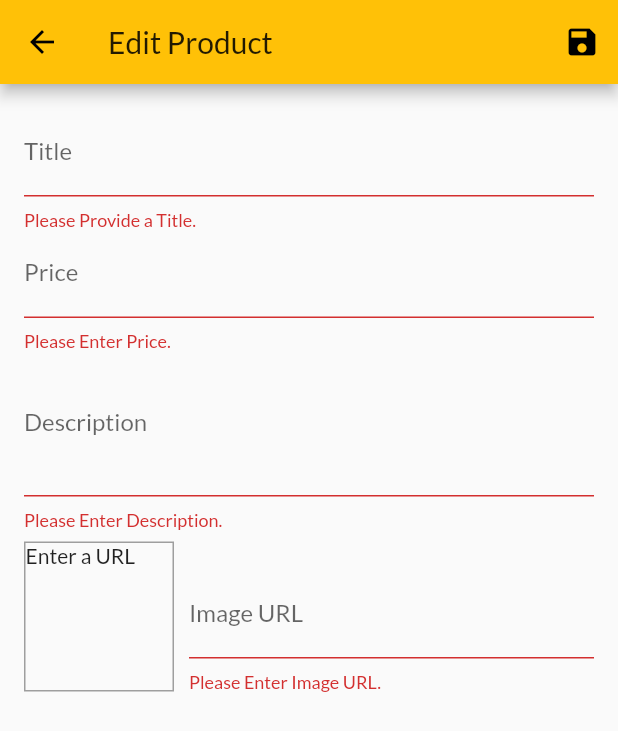
After one commit to mangukianisarg/my_shop, a Flutter app: the EditProductScreen screen opened by its route, after a tap on the "save" icon, on a phone screen of 412 x 824 dp. The commit adds this screen. Shown: the top 731 px of the screen. Run offline on Flutter 3.47's test engine with Material 2 defaults, Android fonts, the phone set to English and light mode, and no system bars; network calls fail.

```diff
--- a/lib/providers/products.dart
+++ b/lib/providers/products.dart
@@ -10,7 +10,7 @@ class Products with ChangeNotifier {
       description: 'A red shirt - it is pretty red!',
       price: 29.99,
       imageUrl:
-          'https://cdn.pixabay.com/photo/2016/10/02/22/17/red-t-shirt-1710578_1280.jpg',
+      'https://cdn.pixabay.com/photo/2016/10/02/22/17/red-t-shirt-1710578_1280.jpg',
       // isFavorite: false,
     ),
     Product(
@@ -19,7 +19,7 @@ class Products with ChangeNotifier {
       description: 'A nice pair of trousers.',
       price: 59.99,
       imageUrl:
-          'https://upload.wikimedia.org/wikipedia/commons/thumb/e/e8/Trousers%2C_dress_%28AM_1960.022-8%29.jpg/512px-Trousers%2C_dress_%28AM_1960.022-8%29.jpg',
+      'https://upload.wikimedia.org/wikipedia/commons/thumb/e/e8/Trousers%2C_dress_%28AM_1960.022-8%29.jpg/512px-Trousers%2C_dress_%28AM_1960.022-8%29.jpg',
       // isFavorite: false,
     ),
     Product(
@@ -28,7 +28,7 @@ class Products with ChangeNotifier {
       description: 'Warm and cozy - exactly what you need for the winter.',
       price: 19.99,
       imageUrl:
-          'https://live.staticflickr.com/4043/4438260868_cc79b3369d_z.jpg',
+      'https://live.staticflickr.com/4043/4438260868_cc79b3369d_z.jpg',
       // isFavorite: false,
     ),
     Product(
@@ -37,18 +37,18 @@ class Products with ChangeNotifier {
       description: 'Prepare any meal you want.',
       price: 49.99,
       imageUrl:
-          'https://upload.wikimedia.org/wikipedia/commons/thumb/1/14/Cast-Iron-Pan.jpg/1024px-Cast-Iron-Pan.jpg',
+      'https://upload.wikimedia.org/wikipedia/commons/thumb/1/14/Cast-Iron-Pan.jpg/1024px-Cast-Iron-Pan.jpg',
       // isFavorite: false,
     ),
   ];
 
-  List<Product> get favoriteItems{
+  List<Product> get favoriteItems {
     return _items.where((productItem) => productItem.isFavorite).toList();
   }
 
   // var _showFavoritesOnly = false;
 
-  List<Product> get items{
+  List<Product> get items {
     // if (_showFavoritesOnly){
     //   return _items.where((productItem) => productItem.isFavorite).toList();
     // }
@@ -69,8 +69,32 @@ class Products with ChangeNotifier {
   //   notifyListeners();
   // }
 
-  void addProduct() {
+  void addProduct(Product product) {
     // _items.add(value);
+    final newProduct = Product(id: DateTime.now().toString(),
+      title: product.title,
+      description: product.description,
+      price: product.price,
+      imageUrl: product.imageUrl,
+    );
+    _items.add(newProduct);
+    //_items.insert(0,newProduct);
     notifyListeners();
   }
+
+  void updateProduct(String id, Product newProduct){
+    final productIndex = _items.indexWhere((product) => product.id == id);
+    if(productIndex >= 0) {
+      _items[productIndex] = newProduct;
+      notifyListeners();
+    } else{
+      print('...');
+    }
+  }
+
+  void deleteProduct(String id){
+    _items.removeWhere((product) => product.id == id);
+    notifyListeners();
+  }
+
 }
--- /dev/null
+++ b/lib/screen/edit_product_screen.dart
@@ -0,0 +1,273 @@
+import 'package:flutter/material.dart';
+import 'package:my_shop/providers/product.dart';
+import 'package:my_shop/providers/products.dart';
+import 'package:provider/provider.dart';
+
+class EditProductScreen extends StatefulWidget {
+  static const routeName = '/edit-product';
+
+  @override
+  _EditProductScreenState createState() => _EditProductScreenState();
+}
+
+class _EditProductScreenState extends State<EditProductScreen> {
+  final _priceFocusNode = FocusNode();
+  final _descriptionFocusNode = FocusNode();
+  final _imageUrlController = TextEditingController();
+  final _imageUrlFocusNode = FocusNode();
+  final _form = GlobalKey<FormState>();
+  var _editedProduct = Product(
+    id: null,
+    title: '',
+    price: 0,
+    description: '',
+    imageUrl: '',
+  );
+  var _initValues = {
+    'title': '',
+    'description': '',
+    'price': '',
+    'imageUrl': '',
+  };
+  var _isInit = true;
+
+  @override
+  void initState() {
+    _imageUrlFocusNode.addListener(_updateImageUrl);
+    super.initState();
+  }
+
+  @override
+  void didChangeDependencies() {
+    if (_isInit) {
+      final productId = ModalRoute.of(context).settings.arguments as String;
+      if(productId != null) {
+        _editedProduct =
+            Provider.of<Products>(context, listen: false).findById(productId);
+        _initValues = {
+          'title': _editedProduct.title,
+          'description': _editedProduct.description,
+          'price': _editedProduct.price.toString(),
+          //'imageUrl': _editedProduct.imageUrl,
+          'imageUrl': '',
+        };
+        _imageUrlController.text =_editedProduct.imageUrl;
+      }
+    }
+    _isInit = false;
+    super.didChangeDependencies();
+  }
+
+  @override
+  void dispose() {
+    _imageUrlFocusNode.removeListener(_updateImageUrl);
+    _priceFocusNode.dispose();
+    _descriptionFocusNode.dispose();
+    _imageUrlController.dispose();
+    _imageUrlFocusNode.dispose();
+    super.dispose();
+  }
+
+  void _updateImageUrl() {
+    if (!_imageUrlFocusNode.hasFocus) {
+      if ((!_imageUrlController.text.startsWith('http') &&
+              !_imageUrlController.text.startsWith('https')) ||
+          (!_imageUrlController.text.endsWith('.png') &&
+              _imageUrlController.text.endsWith('jpg') &&
+              _imageUrlController.text.endsWith('jpeg'))) {
+        return;
+      }
+      setState(() {});
+    }
+  }
+
+  void _saveForm() {
+    final isValid = _form.currentState.validate();
+    if (!isValid) {
+      return;
+    }
+    _form.currentState.save();
+    if(_editedProduct.id != null){
+      Provider.of<Products>(context, listen: false).updateProduct(_editedProduct.id, _editedProduct);
+    }else {
+      Provider.of<Products>(context, listen: false).addProduct(_editedProduct);
+    }
+    Navigator.of(context).pop();
+    // print(_editedProduct.title);
+    // print(_editedProduct.price);
+    // print(_editedProduct.description);
+    // print(_editedProduct.imageUrl);
+  }
+
+  @override
+  Widget build(BuildContext context) {
+    return Scaffold(
+      appBar: AppBar(
+        title: Text('Edit Product'),
+        actions: [
+          IconButton(
+            icon: Icon(Icons.save),
+            onPressed: _saveForm,
+          )
+        ],
+      ),
+      body: SingleChildScrollView(
+        child: Padding(
+          padding: const EdgeInsets.all(16.0),
+          child: Form(
+            key: _form,
+            child: Column(
+              children: [
+                TextFormField(
+                  initialValue: _initValues['title'],
+                  decoration: InputDecoration(labelText: 'Title'),
+                  textInputAction: TextInputAction.next,
+                  onFieldSubmitted: (_) {
+                    FocusScope.of(context).requestFocus(_priceFocusNode);
+                  },
+                  validator: (value) {
+                    if (value.isEmpty) {
+                      return 'Please Provide a Title.';
+                    }
+                    return null;
+                  },
+                  onSaved: (value) {
+                    _editedProduct = Product(
+                      title: value,
+                      price: _editedProduct.price,
+                      description: _editedProduct.description,
+                      imageUrl: _editedProduct.imageUrl,
+                      id: _editedProduct.id,
+                      isFavorite: _editedProduct.isFavorite,
+                    );
+                  },
+                ),
+                TextFormField(
+                  initialValue: _initValues['price'],
+                  decoration: InputDecoration(labelText: 'Price'),
+                  textInputAction: TextInputAction.next,
+                  keyboardType: TextInputType.number,
+                  focusNode: _priceFocusNode,
+                  onFieldSubmitted: (_) {
+                    FocusScope.of(context).requestFocus(_descriptionFocusNode);
+                  },
+                  validator: (value) {
+                    if (value.isEmpty) {
+                      return 'Please Enter Price.';
+                    }
+                    if (double.tryParse(value) == null) {
+                      return 'Please Enter Valid Price.';
+                    }
+                    if (double.parse(value) <= 0) {
+                      return 'Price is always greater than zero.';
+                    }
+                    return null;
+                  },
+                  onSaved: (value) {
+                    _editedProduct = Product(
+                      title: _editedProduct.title,
+                      price: double.parse(value),
+                      description: _editedProduct.description,
+                      imageUrl: _editedProduct.imageUrl,
+                      id: _editedProduct.id,
+                      isFavorite: _editedProduct.isFavorite,
+                    );
+                  },
+                ),
+                TextFormField(
+                  initialValue: _initValues['description'],
+                  decoration: InputDecoration(labelText: 'Description'),
+                  maxLines: 3,
+                  keyboardType: TextInputType.multiline,
+                  focusNode: _descriptionFocusNode,
+                  validator: (value) {
+                    if (value.isEmpty) {
+                      return 'Please Enter Description.';
+                    }
+                    if (value.length > 20) {
+                      return 'Should be at least 20 characters long.';
+                    }
+                    return null;
+                  },
+                  onSaved: (value) {
+                    _editedProduct = Product(
+                      title: _editedProduct.title,
+                      price: _editedProduct.price,
+                      description: value,
+                      imageUrl: _editedProduct.imageUrl,
+                      id: _editedProduct.id,
+                      isFavorite: _editedProduct.isFavorite,
+                    );
+                  },
+                ),
+                Row(
+                  crossAxisAlignment: CrossAxisAlignment.end,
+                  children: [
+                    Container(
+                      height: 100,
+                      width: 100,
+                      margin: EdgeInsets.only(
+                        top: 8,
+                        right: 10,
+                      ),
+                      decoration: BoxDecoration(
+                        border: Border.all(width: 1, color: Colors.grey),
+                      ),
+                      child: _imageUrlController.text.isEmpty
+                          ? Text('Enter a URL')
+                          : FittedBox(
+                              child: Image.network(
+                                _imageUrlController.text,
+                                fit: BoxFit.cover,
+                              ),
+                            ),
+                    ),
+                    Expanded(
+                      child: TextFormField(
+                        decoration: InputDecoration(
+                          labelText: 'Image URL',
+                        ),
+                        keyboardType: TextInputType.url,
+                        textInputAction: TextInputAction.done,
+                        controller: _imageUrlController,
+                        focusNode: _imageUrlFocusNode,
+                        onFieldSubmitted: (_) {
+                          _saveForm();
+                        },
+                        validator: (value) {
+                          if (value.isEmpty) {
+                            return 'Please Enter Image URL.';
+                          }
+                          if (!value.startsWith('http') &&
+                              !value.startsWith('https')) {
+                            return 'Please Enter Valid Image URL.';
+                          }
+                          if (!value.endsWith('.png') &&
+                              !value.endsWith('.jpg') &&
+                              value.endsWith('jpeg')) {
+                            return 'Please Enter Valid Image URL.';
+                          }
+                          return null;
+                        },
+                        onSaved: (value) {
+                          _editedProduct = Product(
+                            title: _editedProduct.title,
+                            price: _editedProduct.price,
+                            description: _editedProduct.description,
+                            imageUrl: value,
+                            id: _editedProduct.id,
+                            isFavorite: _editedProduct.isFavorite,
+                          );
+                        },
+                      ),
+                    ),
+                  ],
+                ),
+              ],
+            ),
+          ),
+        ),
+      ),
+    );
+  }
+}
--- a/lib/screen/product_overview_screen.dart
+++ b/lib/screen/product_overview_screen.dart
@@ -1,9 +1,9 @@
 import 'package:flutter/material.dart';
 import 'package:my_shop/providers/cart.dart';
+import 'package:my_shop/widgets/app_drawer.dart';
 import 'package:my_shop/widgets/badge.dart';
 import 'package:my_shop/widgets/products_grid.dart';
 import 'package:provider/provider.dart';
-
 import 'cart_screen.dart';
 
 enum FilterOption {
@@ -61,6 +61,7 @@ class _ProductOverViewScreenState extends State<ProductOverViewScreen> {
           ),
         ],
       ),
+      drawer: AppDrawer(),
       body: ProductsGrid(_showOnlyFavorites),
     );
   }
--- a/lib/widgets/product_item.dart
+++ b/lib/widgets/product_item.dart
@@ -53,7 +53,21 @@ class ProductItem extends StatelessWidget {
               Icons.shopping_cart,
             ),
             onPressed: () {
-              cart.addItem(product.id, product.price, product.title,);
+              cart.addItem(
+                product.id,
+                product.price,
+                product.title,
+              );
+              ScaffoldMessenger.of(context).hideCurrentSnackBar();
+              ScaffoldMessenger.of(context).showSnackBar(
+                SnackBar(
+                  content: Text('Added item to Cart!'),
+                  duration: Duration(seconds: 2),
+                  action: SnackBarAction(onPressed: () {
+                    cart.removeSingleItem(product.id);
+                  }, label: 'UNDO',),
+                ),
+              );
             },
             color: Theme.of(context).accentColor,
           ),
--- a/pubspec.yaml
+++ b/pubspec.yaml
@@ -24,6 +24,8 @@ dependencies:
   flutter:
     sdk: flutter
   provider: ^4.3.2+3
+  intl: ^0.16.1
+  http: ^0.12.2
 
 
   # The following adds the Cupertino Icons font to your application.
```
Also changed, not shown: lib/main.dart (+11 -0 lines), lib/providers/cart.dart (+32 -6 lines), lib/screen/cart_screen.dart (+10 -2 lines), lib/screen/orders_screen.dart (added, +23 -0 lines), lib/screen/user_product_screen.dart (added, +47 -0 lines), lib/widgets/app_drawer.dart (added, +43 -0 lines), lib/widgets/cart_item.dart (+27 -1 lines), lib/widgets/order_item.dart (added, +73 -0 lines), lib/widgets/user_product_item.dart (added, +43 -0 lines), lib/providers/orders.dart (line endings or trailing spaces), pubspec.lock.
